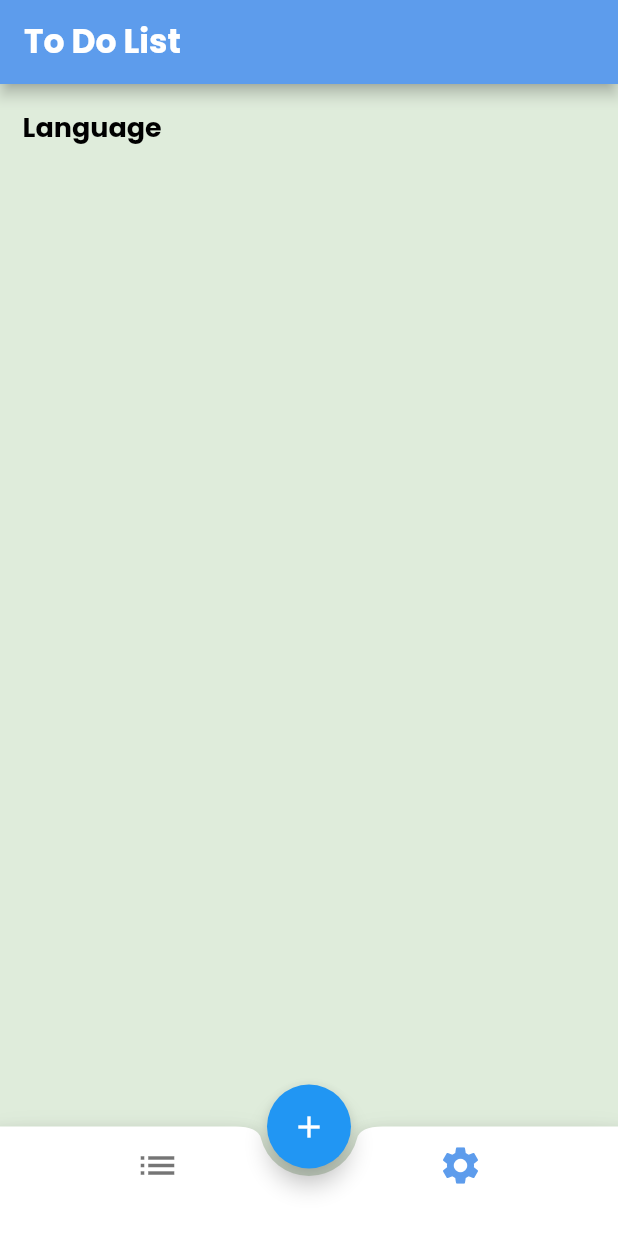
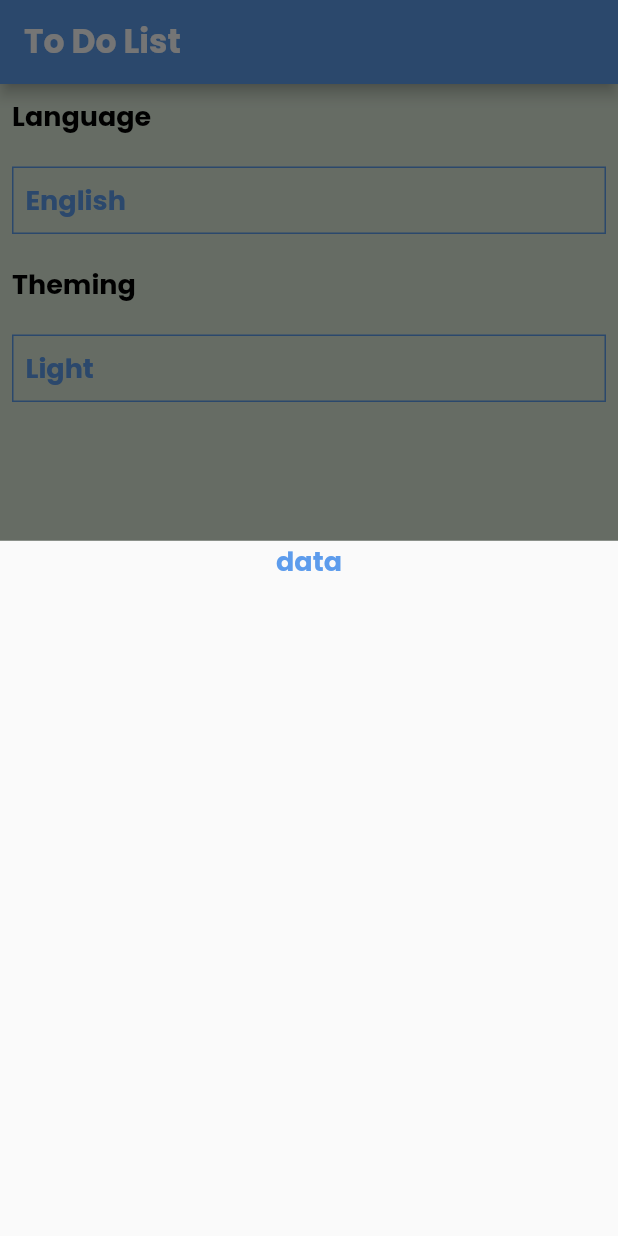
Before and after one commit to salmahossam094/todo, a Flutter app: the screen it shows after launch, item 2 of the bottom bar chosen, after a tap on the "add" icon, on a phone screen of 412 x 824 dp. Run offline on Flutter 3.47's test engine with Material 2 defaults, Android fonts, the phone set to English and light mode, and no system bars; our stand-ins replace google_fonts; generated files the repository leaves out were written again.

Commit message:
add settings tab

```diff
--- /dev/null
+++ b/l10n.yaml
@@ -0,0 +1,3 @@
+arb-dir: lib/l10n
+template-arb-file: app_en.arb
+output-localization-file: app_localizations.dart
--- a/lib/home_layout/home_layout.dart
+++ b/lib/home_layout/home_layout.dart
@@ -1,5 +1,6 @@
 import 'package:flutter/material.dart';
 import 'package:todo/screens/settings.dart';
+import 'package:todo/screens/widgets/show_floating_bottom.dart';
 import 'package:todo/screens/tasks.dart';
 
 class HomeLayout extends StatefulWidget {
@@ -50,10 +51,17 @@ class _HomeLayoutState extends State<HomeLayout> {
             ]),
       ),
       floatingActionButton: FloatingActionButton(
-        onPressed: () {},
-        child: Icon(Icons.add),
+        onPressed: () {
+        showFloatingbottom();
+        },
+        child: Icon(Icons.add,color: Colors.white,),
       ),
       floatingActionButtonLocation: FloatingActionButtonLocation.centerDocked,
     );
   }
+  showFloatingbottom(){
+    showModalBottomSheet(context: context, builder: (context) {
+      return ShowFloatingBottom();
+    },);
+  }
 }
--- /dev/null
+++ b/lib/l10n/app_ar.arb
@@ -0,0 +1,9 @@
+{
+  "english": "الإنجليزية",
+  "arabic": "العربية",
+  "theming": "المظهر",
+  "language": "اللغة",
+  "light": "فاتح",
+  "dark": "داكن",
+  "system": "الوضع الافتراضي للنظام"
+}
--- /dev/null
+++ b/lib/l10n/app_en.arb
@@ -0,0 +1,9 @@
+{
+  "english": "English",
+  "arabic": "Arabic",
+  "theming": "Theming",
+  "language": "Language",
+  "light": "Light",
+  "dark": "Dark",
+  "system": "System Default"
+}
--- a/lib/main.dart
+++ b/lib/main.dart
@@ -1,9 +1,14 @@
 import 'package:flutter/material.dart';
+import 'package:flutter_localizations/flutter_localizations.dart';
+import 'package:provider/provider.dart';
 import 'package:todo/home_layout/home_layout.dart';
+import 'package:todo/providers/my_provider.dart';
 import 'package:todo/shared/styles/my_theme.dart';
+import 'package:flutter_gen/gen_l10n/app_localizations.dart';
 
 void main() {
-  runApp(const MyApp());
+  runApp(ChangeNotifierProvider(create: (context) => MyProvider(),
+  child: const MyApp()));
 }
 
 class MyApp extends StatelessWidget {
@@ -12,7 +17,19 @@ class MyApp extends StatelessWidget {
   // This widget is the root of your application.
   @override
   Widget build(BuildContext context) {
+    var provider=Provider.of<MyProvider>(context);
     return MaterialApp(
+      localizationsDelegates: [
+        AppLocalizations.delegate,
+        GlobalMaterialLocalizations.delegate,
+        GlobalWidgetsLocalizations.delegate,
+        GlobalCupertinoLocalizations.delegate,
+      ],
+      supportedLocales:  [
+        Locale('en'),
+        Locale('ar'),
+      ],
+      locale: Locale(provider.language),
       debugShowCheckedModeBanner: false,
       initialRoute: HomeLayout.routeName ,
       routes: {
@@ -20,6 +37,7 @@ class MyApp extends StatelessWidget {
       },
       theme:MyThemeData.lightTheme ,
       darkTheme: MyThemeData.darkTheme,
+      themeMode: provider.theme,
     );
   }
 }
--- /dev/null
+++ b/lib/providers/my_provider.dart
@@ -0,0 +1,16 @@
+import 'package:flutter/material.dart';
+
+class MyProvider extends ChangeNotifier {
+  String language = 'en';
+  ThemeMode theme = ThemeMode.light;
+
+  changeTheme(ThemeMode mode) {
+    theme = mode;
+    notifyListeners();
+  }
+
+  changeLanguage(String lang) {
+    language = lang;
+    notifyListeners();
+  }
+}
--- a/lib/screens/settings.dart
+++ b/lib/screens/settings.dart
@@ -1,22 +1,96 @@
 import 'package:flutter/material.dart';
+import 'package:provider/provider.dart';
+import 'package:todo/providers/my_provider.dart';
+import 'package:todo/screens/show_language.dart';
+import 'package:flutter_gen/gen_l10n/app_localizations.dart';
+import 'package:todo/screens/show_theme.dart';
+import 'package:todo/shared/styles/app_colors.dart';
 
-class SettingsTab extends StatelessWidget {
+class SettingsTab extends StatefulWidget {
+  const SettingsTab({Key? key}) : super(key: key);
+
+  @override
+  State<SettingsTab> createState() => _SettingsTabState();
+}
+
+class _SettingsTabState extends State<SettingsTab> {
   @override
   Widget build(BuildContext context) {
+    var prov = Provider.of<MyProvider>(context);
     return Padding(
-      padding: const EdgeInsets.all(15),
+      padding: const EdgeInsets.all(8.0),
       child: Column(
+        crossAxisAlignment: CrossAxisAlignment.start,
         children: [
           Text(
-            'Language',
-            style: Theme.of(context)
-                .textTheme
-                .bodyMedium!
-                .copyWith(color: Colors.black),
+            AppLocalizations.of(context)!.language,
+            style: Theme.of(context).textTheme.bodyMedium?.copyWith(
+                  color: prov.theme==ThemeMode.light?Colors.black:Colors.white,
+                ),
           ),
-
+          const SizedBox(
+            height: 20,
+          ),
+          InkWell(
+              onTap: () {
+                showLangBottom();
+              },
+              child: Container(
+                padding: const EdgeInsets.all(8),
+                width: double.infinity,
+                decoration: BoxDecoration(
+                    border: Border.all(color: AppColor.lightColor)),
+                child: Text(prov.language == 'en'
+                    ? AppLocalizations.of(context)!.english
+                    : AppLocalizations.of(context)!.arabic),
+              )),
+          const SizedBox(
+            height: 20,
+          ),
+          Text(
+            AppLocalizations.of(context)!.theming,
+            style: Theme.of(context).textTheme.bodyMedium?.copyWith(
+                   color: prov.theme==ThemeMode.light?Colors.black:Colors.white,
+                ),
+          ),
+          const SizedBox(
+            height: 20,
+          ),
+          InkWell(
+              onTap: () {
+                showThemeBottom();
+              },
+              child: Container(
+                padding: const EdgeInsets.all(8),
+                width: double.infinity,
+                decoration: BoxDecoration(
+                    border: Border.all(color: AppColor.lightColor)),
+                child: Text(prov.theme == ThemeMode.light
+                    ? AppLocalizations.of(context)!.light
+                    : prov.theme == ThemeMode.dark
+                        ? AppLocalizations.of(context)!.dark
+                        : AppLocalizations.of(context)!.system),
+              )),
         ],
       ),
     );
   }
+
+  showThemeBottom() {
+    showModalBottomSheet(
+      context: context,
+      builder: (context) {
+        return const ShowThemeBottom();
+      },
+    );
+  }
+
+  showLangBottom() {
+    showModalBottomSheet(
+      context: context,
+      builder: (context) {
+        return const ShowLanguageBottom();
+      },
+    );
+  }
 }
--- /dev/null
+++ b/lib/screens/widgets/show_floating_bottom.dart
@@ -0,0 +1,14 @@
+import 'package:flutter/material.dart';
+
+class ShowFloatingBottom extends StatelessWidget {
+  const ShowFloatingBottom({Key? key}) : super(key: key);
+
+  @override
+  Widget build(BuildContext context) {
+    return Column(
+      children: [
+        Text('data'),
+      ],
+    );
+  }
+}
--- a/lib/shared/styles/app_colors.dart
+++ b/lib/shared/styles/app_colors.dart
@@ -4,4 +4,6 @@ class AppColor {
   static const Color lightColor = Color(0xFF5D9CEC);
   static const Color greenColor = Color(0xFF61E757);
   static const Color lightGreenColor = Color(0xFFDFECDB);
+  static const Color darkColor = Color(0xFF5D9CEC);
+  static const Color darkBlueColor = Color(0xFF060E1E);
 }
--- a/lib/shared/styles/my_theme.dart
+++ b/lib/shared/styles/my_theme.dart
@@ -4,6 +4,8 @@ import 'package:todo/shared/styles/text_styles.dart';
 
 class MyThemeData {
   static ThemeData lightTheme = ThemeData(
+      floatingActionButtonTheme:
+          FloatingActionButtonThemeData(backgroundColor: AppColor.darkColor),
       scaffoldBackgroundColor: AppColor.lightGreenColor,
       primaryColor: AppColor.lightColor,
       brightness: Brightness.light,
@@ -21,5 +23,25 @@ class MyThemeData {
         elevation: 0,
         selectedItemColor: AppColor.lightColor,
       ));
-  static ThemeData darkTheme = ThemeData();
+  static ThemeData darkTheme = ThemeData(
+    primaryColor: AppColor.darkColor,
+    brightness: Brightness.dark,
+    scaffoldBackgroundColor: AppColor.darkBlueColor,
+    floatingActionButtonTheme:
+        FloatingActionButtonThemeData(backgroundColor: AppColor.darkColor),
+    appBarTheme: const AppBarTheme(
+        backgroundColor: AppColor.lightColor,
+        centerTitle: false,
+        iconTheme: IconThemeData(color: AppColor.darkColor, size: 30)),
+    bottomNavigationBarTheme: const BottomNavigationBarThemeData(
+      backgroundColor: Colors.transparent,
+      elevation: 0,
+      selectedItemColor: AppColor.lightColor,
+    ),
+    textTheme: TextTheme(
+      bodyLarge: AppStyles.poppins22Dark(),
+      bodyMedium: AppStyles.poppins18LightBlueDark(),
+      bodySmall: AppStyles.roboto12White()
+    )
+  );
 }
--- a/lib/shared/styles/text_styles.dart
+++ b/lib/shared/styles/text_styles.dart
@@ -6,9 +6,18 @@ class AppStyles {
   static TextStyle poppins22White() => GoogleFonts.poppins(
       fontSize: 22, fontWeight: FontWeight.bold, color: Colors.white);
 
+  static TextStyle poppins22Dark() => GoogleFonts.poppins(
+      fontSize: 22, fontWeight: FontWeight.bold, color: AppColor.darkColor);
+
   static TextStyle poppins18Light() => GoogleFonts.poppins(
       fontSize: 18, fontWeight: FontWeight.bold, color: AppColor.lightColor);
-  static TextStyle roboto12Black()=> GoogleFonts.roboto(
-    fontSize: 12,fontWeight: FontWeight.normal,color: Colors.black45
-  );
+
+  static TextStyle poppins18LightBlueDark() => GoogleFonts.poppins(
+      fontSize: 18, fontWeight: FontWeight.bold, color: AppColor.darkColor);
+
+  static TextStyle roboto12Black() => GoogleFonts.roboto(
+      fontSize: 12, fontWeight: FontWeight.normal, color: Colors.black45);
+
+  static TextStyle roboto12White() => GoogleFonts.roboto(
+      fontSize: 12, fontWeight: FontWeight.normal, color: Colors.white);
 }
--- a/pubspec.yaml
+++ b/pubspec.yaml
@@ -30,13 +30,16 @@ environment:
 dependencies:
   flutter:
     sdk: flutter
-
+  flutter_localizations:
+    sdk: flutter
+  intl: any
 
 
   # The following adds the Cupertino Icons font to your application.
   # Use with the CupertinoIcons class for iOS style icons.
   cupertino_icons: ^1.0.2
   google_fonts: ^4.0.4
+  provider: ^6.0.5
 
 dev_dependencies:
   flutter_test:
@@ -54,6 +57,7 @@ dev_dependencies:
 
 # The following section is specific to Flutter packages.
 flutter:
+  generate: true
 
   # The following line ensures that the Material Icons font is
   # included with your application, so that you can use the icons in
```
Also changed, not shown: lib/screens/show_language.dart (added, +72 -0 lines), lib/screens/show_theme.dart (added, +51 -0 lines), pubspec.lock.
